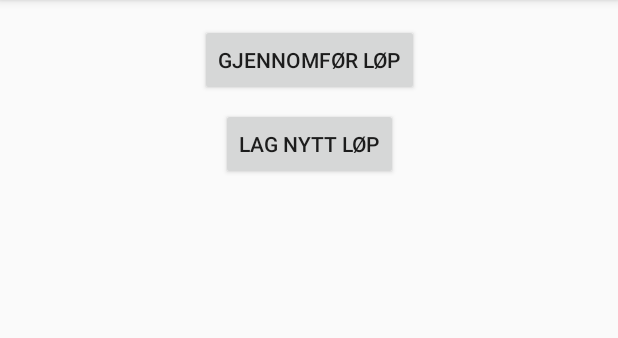
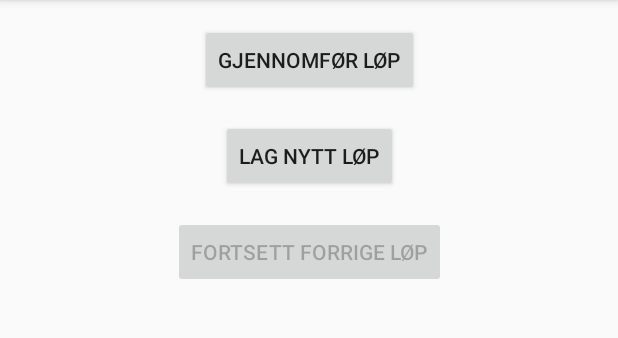
Before and after one commit to Magnleik/Or_i_en_t-ring_app, an Android app: the OrientationSelector screen opened directly, with no data from a screen before it, on a phone screen of 412 x 824 dp, the part 84-422 px from its top. Run offline under Robolectric (Android 15) with nearby library versions, the phone set to English and light mode, and no system bars; our stand-ins replace Room's generated code, RxJava.

Commit message:
Added button for continuing previous event

```diff
--- a/TRing/app/src/main/java/no/teacherspet/tring/activities/OrientationSelector.java
+++ b/TRing/app/src/main/java/no/teacherspet/tring/activities/OrientationSelector.java
@@ -6,6 +6,7 @@ import android.support.v7.app.AppCompatActivity;
 import android.os.Bundle;
 import android.view.MenuItem;
 import android.view.View;
+import android.widget.Button;
 import android.widget.Toast;
 
 import java.util.List;
@@ -25,6 +26,8 @@ public class OrientationSelector extends AppCompatActivity {
     private LocalDatabase localDatabase;
     private OEventViewModel eventViewModel;
     private PointOEventJoinViewModel joinViewModel;
+    private Button continueButton;
+    private Event activeEvent;
 
     @Override
     protected void onCreate(Bundle savedInstanceState) {
@@ -37,21 +40,31 @@ public class OrientationSelector extends AppCompatActivity {
         eventViewModel = new OEventViewModel(localDatabase.oEventDAO());
         joinViewModel = new PointOEventJoinViewModel(localDatabase.pointOEventJoinDAO());
 
+        continueButton = (Button) findViewById(R.id.continue_button);
+        continueButton.setEnabled(false);
+        continueButton.setOnClickListener(v -> continueEvent());
+
+
         //TODO Start PerformOEvent with this event
         eventViewModel.getActiveEvent().subscribe(roomOEvents -> checkActiveEvent(roomOEvents));
+    }
+    private void continueEvent(){
+        Intent intent = new Intent(OrientationSelector.this, PerformOEvent.class);
+        intent.putExtra("MyEvent", activeEvent);
+        startActivity(intent);
     }
 
     private void checkActiveEvent(List<RoomOEvent> activeEvents){
         if(activeEvents.size() > 0){
             RoomOEvent roomEvent = activeEvents.get(0);
-            Event activeEvent = new Event();
-            activeEvent._setId(roomEvent.getId());
+            Event event = new Event();
+            event._setId(roomEvent.getId());
             for(String key : roomEvent.getProperties().keySet()){
-                activeEvent.addProperty(key, roomEvent.getProperties().get(key));
+                event.addProperty(key, roomEvent.getProperties().get(key));
             }
-            joinViewModel.getPointsForOEvent(activeEvent.getId()).subscribe(roomPoints -> {
+            joinViewModel.getPointsForOEvent(event.getId()).subscribe(roomPoints -> {
                 if(roomPoints.size() > 0){
-                    joinViewModel.getJoinsForOEvent(activeEvent.getId()).subscribe(joins -> addPointsToEvent(activeEvent, roomPoints, joins));
+                    joinViewModel.getJoinsForOEvent(event.getId()).subscribe(joins -> addPointsToEvent(event, roomPoints, joins));
                 }
             });
         }
@@ -71,9 +84,8 @@ public class OrientationSelector extends AppCompatActivity {
                 }
             }
         }
-        Intent intent = new Intent(OrientationSelector.this, PerformOEvent.class);
-        intent.putExtra("MyEvent", event);
-        startActivity(intent);
+        activeEvent = event;
+        continueButton.setEnabled(true);
     }
     private Point setupPoint(RoomPoint roomPoint, boolean visited){
         Point point = new Point(roomPoint.getLatLng().latitude, roomPoint.getLatLng().longitude, "placeholder");
--- a/TRing/app/src/main/res/layout/activity_orientation_selector.xml
+++ b/TRing/app/src/main/res/layout/activity_orientation_selector.xml
@@ -21,10 +21,22 @@
         android:id="@+id/create_event_btn"
         android:layout_width="wrap_content"
         android:layout_height="wrap_content"
-        android:layout_marginTop="8dp"
+        android:layout_marginTop="16dp"
         android:onClick="createEvent"
         android:text="Lag nytt løp"
         app:layout_constraintLeft_toLeftOf="parent"
         app:layout_constraintRight_toRightOf="parent"
         app:layout_constraintTop_toBottomOf="@+id/perform_btn" />
+
+    <Button
+        android:id="@+id/continue_button"
+        android:layout_width="wrap_content"
+        android:layout_height="wrap_content"
+        android:layout_marginTop="16dp"
+        android:text="Fortsett forrige løp"
+        app:layout_constraintEnd_toEndOf="parent"
+        app:layout_constraintStart_toStartOf="parent"
+        app:layout_constraintTop_toBottomOf="@+id/create_event_btn" />
+
+
 </android.support.constraint.ConstraintLayout>
```
